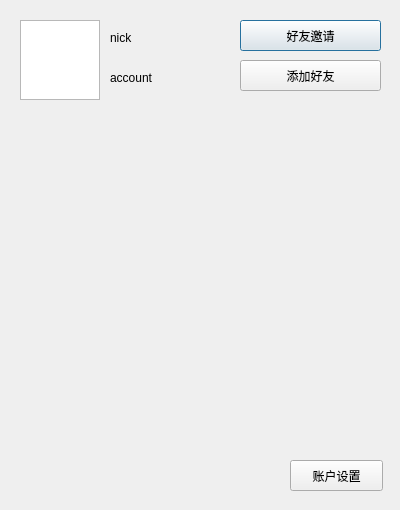
Old version of the form ui/friWindowUi.ui in the repository TYSND/SchoolSNS.
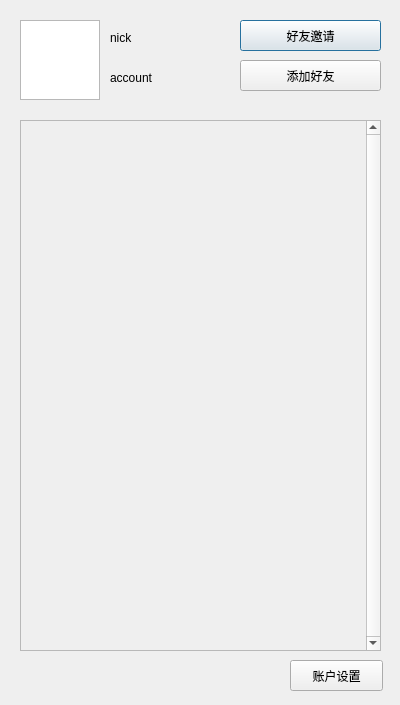
New version of the form.

```diff
--- a/ui/friWindowUi.ui
+++ b/ui/friWindowUi.ui
@@ -7,7 +7,7 @@
     <x>0</x>
     <y>0</y>
     <width>400</width>
-    <height>510</height>
+    <height>705</height>
    </rect>
   </property>
   <property name="windowTitle">
@@ -75,22 +75,11 @@
     <string>添加好友</string>
    </property>
   </widget>
-  <widget class="QWidget" name="verticalLayoutWidget">
-   <property name="geometry">
-    <rect>
-     <x>20</x>
-     <y>120</y>
-     <width>361</width>
-     <height>321</height>
-    </rect>
-   </property>
-   <layout class="QVBoxLayout" name="friList"/>
-  </widget>
   <widget class="QPushButton" name="setting">
    <property name="geometry">
     <rect>
      <x>290</x>
-     <y>460</y>
+     <y>660</y>
      <width>93</width>
      <height>31</height>
     </rect>
@@ -99,6 +88,55 @@
     <string>账户设置</string>
    </property>
   </widget>
+  <widget class="QScrollArea" name="scrollArea">
+   <property name="geometry">
+    <rect>
+     <x>20</x>
+     <y>120</y>
+     <width>361</width>
+     <height>531</height>
+    </rect>
+   </property>
+   <property name="sizePolicy">
+    <sizepolicy hsizetype="Expanding" vsizetype="Expanding">
+     <horstretch>0</horstretch>
+     <verstretch>0</verstretch>
+    </sizepolicy>
+   </property>
+   <property name="verticalScrollBarPolicy">
+    <enum>Qt::ScrollBarAlwaysOn</enum>
+   </property>
+   <property name="horizontalScrollBarPolicy">
+    <enum>Qt::ScrollBarAlwaysOff</enum>
+   </property>
+   <property name="sizeAdjustPolicy">
+    <enum>QAbstractScrollArea::AdjustToContentsOnFirstShow</enum>
+   </property>
+   <property name="widgetResizable">
+    <bool>true</bool>
+   </property>
+   <widget class="QWidget" name="scrollAreaWidgetContents">
+    <property name="geometry">
+     <rect>
+      <x>0</x>
+      <y>0</y>
+      <width>338</width>
+      <height>529</height>
+     </rect>
+    </property>
+    <widget class="QWidget" name="verticalLayoutWidget">
+     <property name="geometry">
+      <rect>
+       <x>9</x>
+       <y>9</y>
+       <width>321</width>
+       <height>511</height>
+      </rect>
+     </property>
+     <layout class="QVBoxLayout" name="friList"/>
+    </widget>
+   </widget>
+  </widget>
  </widget>
  <resources/>
  <connections/>
```
